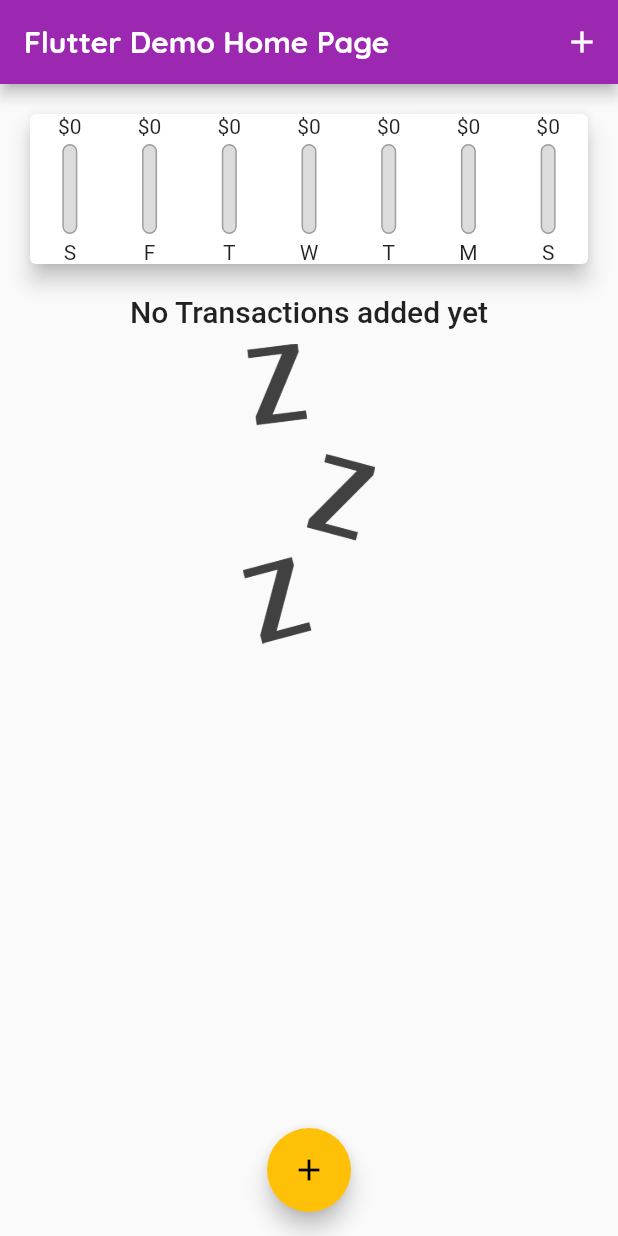
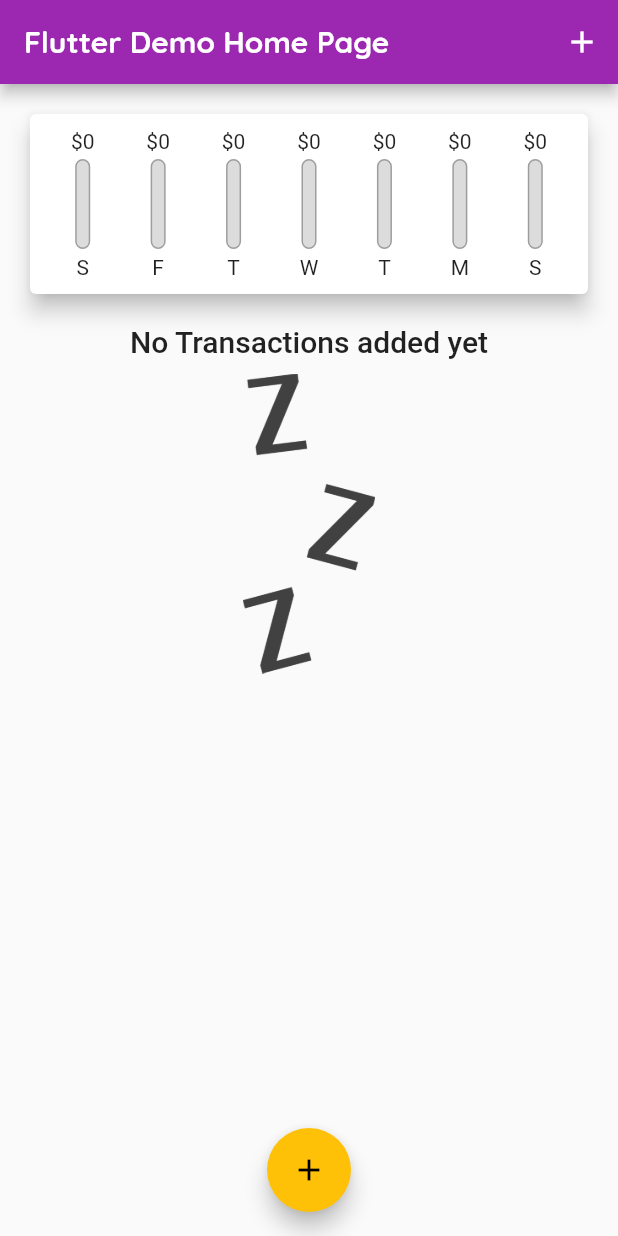
Before and after one commit to Z-kamili/Flutter_chart_app, a Flutter app: the screen it shows after launch, on a phone screen of 412 x 824 dp. Run offline on Flutter 3.47's test engine with Material 2 defaults, Android fonts, the phone set to English and light mode, and no system bars; Roboto replaces fonts that are missing (Quicksand).

Commit message:
add fles to the containner

```diff
--- a/lib/main.dart
+++ b/lib/main.dart
@@ -50,6 +50,8 @@ class MyApp extends StatelessWidget {
       home: const MyHomePage(title: 'Flutter Demo Home Page'),
     );
   }
+
+
 }
 
 class MyHomePage extends StatefulWidget {
@@ -108,7 +110,8 @@ class _MyHomePageState extends State<MyHomePage> {
       amount: txAmount,
       date: DateTime.now(),
       id:DateTime.now().toString(),
-      );
+  );
+
     setState(() {
       _userTransactions.add(newTx);
     });
@@ -131,6 +134,7 @@ class _MyHomePageState extends State<MyHomePage> {
             );
 
     },
+
   );
 
   }
--- a/lib/widgets/chart.dart
+++ b/lib/widgets/chart.dart
@@ -1,4 +1,3 @@
-
 import 'package:first_app/widgets/chart_bar.dart';
 import 'package:flutter/cupertino.dart';
 import 'package:flutter/material.dart';
@@ -24,7 +23,6 @@ class Chart extends StatelessWidget {
           }
       }
       print(DateFormat.E().format(weekDay));
-      print(totalSum);
         return {
           'day':DateFormat.E().format(weekDay).substring(0,1),
           'amount':totalSum,
@@ -42,11 +40,12 @@ class Chart extends StatelessWidget {
 
   @override
   Widget build(BuildContext context) {
-    print(groupedTransactionValues);
     return Card(
           elevation:6,
           margin: EdgeInsets.all(20),
-                  child: Row(
+          child: Container(
+          padding: EdgeInsets.all(10),
+          child: Row(
           mainAxisAlignment: MainAxisAlignment.spaceAround,
           children: groupedTransactionValues.map((data) {
             return Flexible(
@@ -61,6 +60,7 @@ class Chart extends StatelessWidget {
             );
           }).toList(),
         ),
+        ),
     );
   }
 
```
